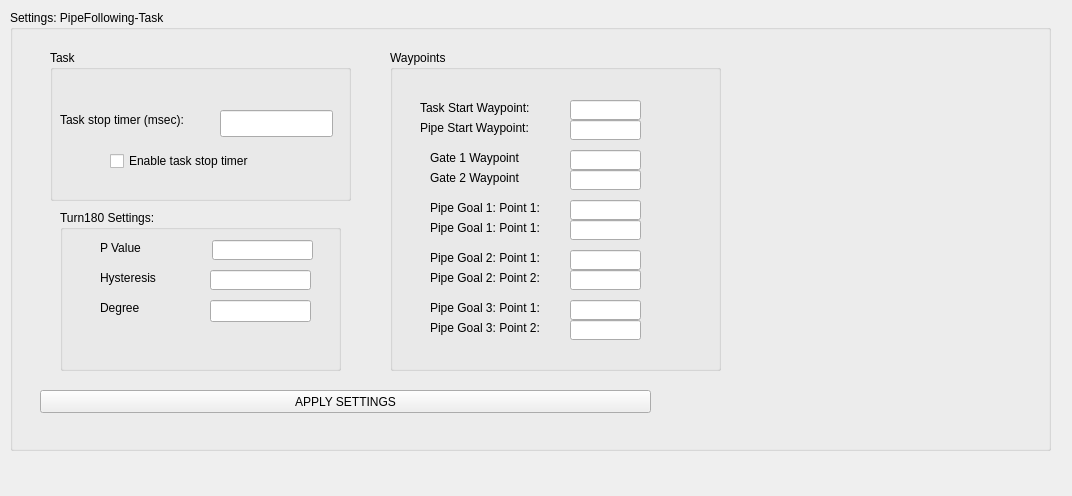
This is Hanse/TaskPipeFollowing/taskpipefollowingform.ui in iti-luebeck/HANSE2011 as Qt 5 draws it before an edit. The edited form follows.
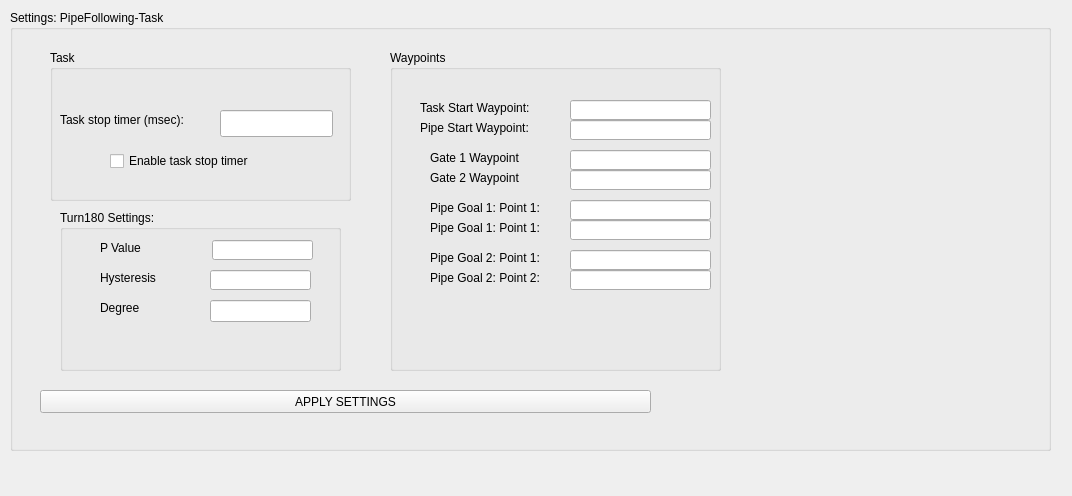
This is the edited form.

Diff of the .ui file:
```diff
--- a/Hanse/TaskPipeFollowing/taskpipefollowingform.ui
+++ b/Hanse/TaskPipeFollowing/taskpipefollowingform.ui
@@ -137,7 +137,7 @@
       <rect>
        <x>180</x>
        <y>170</y>
-       <width>71</width>
+       <width>141</width>
        <height>20</height>
       </rect>
      </property>
@@ -163,7 +163,7 @@
       <rect>
        <x>180</x>
        <y>150</y>
-       <width>71</width>
+       <width>141</width>
        <height>20</height>
       </rect>
      </property>
@@ -186,7 +186,7 @@
       <rect>
        <x>180</x>
        <y>220</y>
-       <width>71</width>
+       <width>141</width>
        <height>20</height>
       </rect>
      </property>
@@ -212,7 +212,7 @@
       <rect>
        <x>180</x>
        <y>200</y>
-       <width>71</width>
+       <width>141</width>
        <height>20</height>
       </rect>
      </property>
@@ -230,58 +230,6 @@
       <string>Pipe Goal 2: Point 2:</string>
      </property>
     </widget>
-    <widget class="QLabel" name="label_11">
-     <property name="geometry">
-      <rect>
-       <x>40</x>
-       <y>250</y>
-       <width>121</width>
-       <height>16</height>
-      </rect>
-     </property>
-     <property name="text">
-      <string>Pipe Goal 3: Point 1:</string>
-     </property>
-    </widget>
-    <widget class="QLabel" name="label_12">
-     <property name="geometry">
-      <rect>
-       <x>40</x>
-       <y>270</y>
-       <width>121</width>
-       <height>16</height>
-      </rect>
-     </property>
-     <property name="text">
-      <string>Pipe Goal 3: Point 2:</string>
-     </property>
-    </widget>
-    <widget class="QLineEdit" name="goal3point1">
-     <property name="geometry">
-      <rect>
-       <x>180</x>
-       <y>250</y>
-       <width>71</width>
-       <height>20</height>
-      </rect>
-     </property>
-     <property name="text">
-      <string/>
-     </property>
-    </widget>
-    <widget class="QLineEdit" name="goal3point2">
-     <property name="geometry">
-      <rect>
-       <x>180</x>
-       <y>270</y>
-       <width>71</width>
-       <height>20</height>
-      </rect>
-     </property>
-     <property name="text">
-      <string/>
-     </property>
-    </widget>
     <widget class="QLabel" name="label_2">
      <property name="geometry">
       <rect>
@@ -300,7 +248,7 @@
       <rect>
        <x>180</x>
        <y>50</y>
-       <width>71</width>
+       <width>141</width>
        <height>20</height>
       </rect>
      </property>
@@ -336,7 +284,7 @@
       <rect>
        <x>180</x>
        <y>120</y>
-       <width>71</width>
+       <width>141</width>
        <height>20</height>
       </rect>
      </property>
@@ -349,7 +297,7 @@
       <rect>
        <x>180</x>
        <y>100</y>
-       <width>71</width>
+       <width>141</width>
        <height>20</height>
       </rect>
      </property>
@@ -362,7 +310,7 @@
       <rect>
        <x>180</x>
        <y>70</y>
-       <width>71</width>
+       <width>141</width>
        <height>20</height>
       </rect>
      </property>
```
